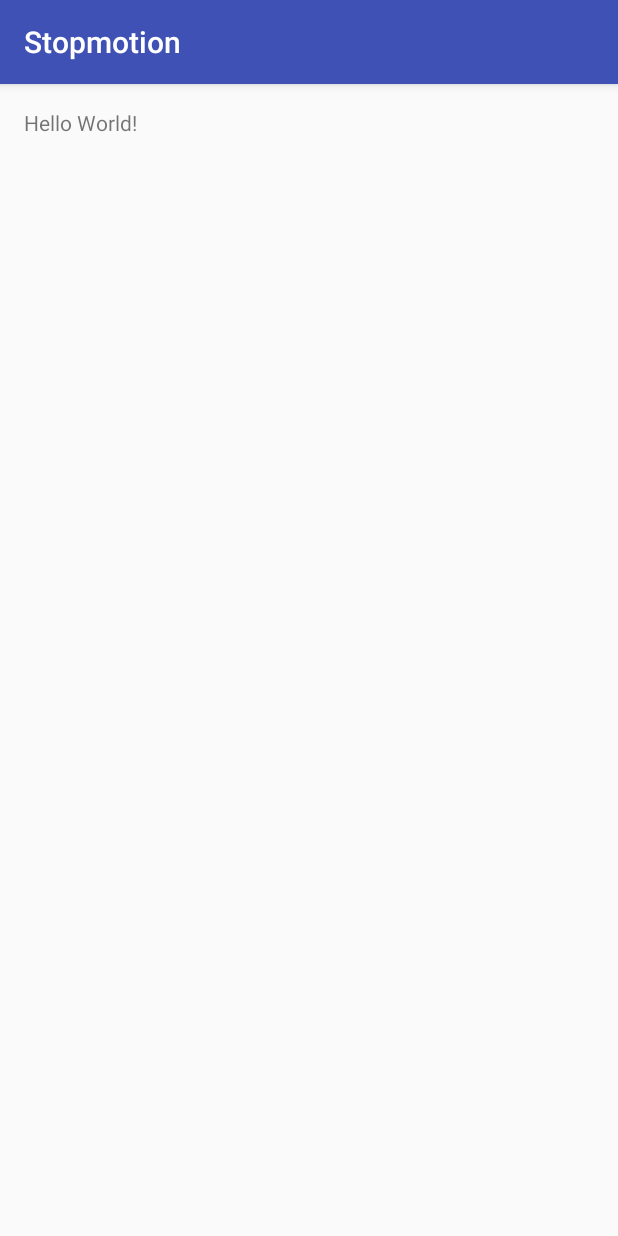
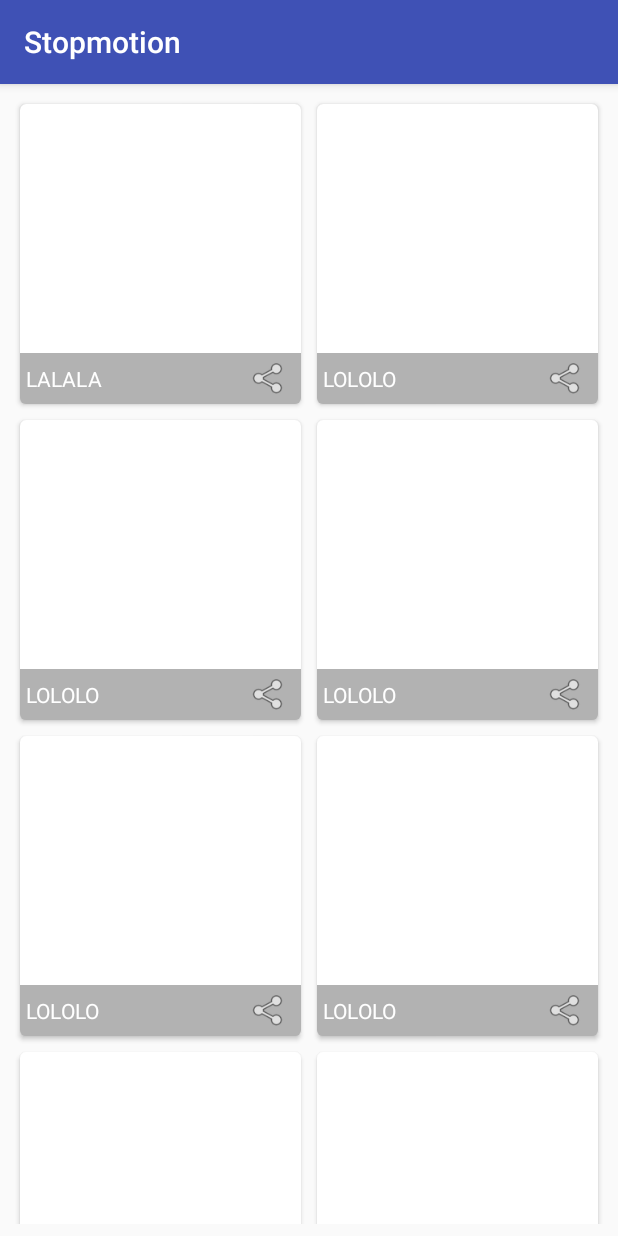
Before and after one commit to EarlOfEgo/stopmotion, an Android app: the screen it shows after launch (MainActivity before the commit, ImageList after it), on a phone screen of 412 x 824 dp. Run offline under Robolectric (Android 15) with nearby library versions, the phone set to English and light mode, and no system bars.

Commit message:
Added List view of images + layout

```diff
--- a/app/build.gradle
+++ b/app/build.gradle
@@ -1,5 +1,6 @@
 apply plugin: 'com.android.application'
 apply plugin: 'kotlin-android'
+apply plugin: 'kotlin-android-extensions'
 
 android {
     compileSdkVersion 23
@@ -30,16 +31,20 @@ dependencies {
 
     compile "com.android.support:appcompat-v7:$support_lib_version"
     compile "com.android.support:recyclerview-v7:$support_lib_version"
+    compile "com.android.support:cardview-v7:$support_lib_version"
+
+    compile 'com.github.bumptech.glide:glide:3.7.0'
 }
 buildscript {
     ext.kotlin_version = '1.0.1-2'
 
-    ext.support_lib_version = '23.3.0'
+    ext.support_lib_version = '23.4.0'
     repositories {
         mavenCentral()
     }
     dependencies {
         classpath "org.jetbrains.kotlin:kotlin-gradle-plugin:$kotlin_version"
+        classpath "org.jetbrains.kotlin:kotlin-android-extensions:$kotlin_version"
     }
 }
 repositories {
--- a/app/src/main/AndroidManifest.xml
+++ b/app/src/main/AndroidManifest.xml
@@ -21,6 +21,8 @@
                 <category android:name="android.intent.category.LAUNCHER" />
             </intent-filter>
         </activity>
+
+        <activity android:name=".list.ImageList" />
     </application>
 
 </manifest>
--- a/app/src/main/java/com/sthagios/stopmotion/MainActivity.kt
+++ b/app/src/main/java/com/sthagios/stopmotion/MainActivity.kt
@@ -2,11 +2,16 @@ package com.sthagios.stopmotion
 
 import android.os.Bundle
 import android.support.v7.app.AppCompatActivity
+import com.sthagios.stopmotion.list.ImageList
+import com.sthagios.stopmotion.utils.startActivity
 
 class MainActivity : AppCompatActivity() {
 
     override fun onCreate(savedInstanceState: Bundle?) {
         super.onCreate(savedInstanceState)
         setContentView(R.layout.activity_main)
+
+        startActivity<ImageList>()
     }
+
 }
--- a/app/src/main/java/com/sthagios/stopmotion/list/ImageList.kt
+++ b/app/src/main/java/com/sthagios/stopmotion/list/ImageList.kt
@@ -2,7 +2,7 @@ package com.sthagios.stopmotion.list
 
 import android.os.Bundle
 import android.support.v7.app.AppCompatActivity
-import android.support.v7.widget.LinearLayoutManager
+import android.support.v7.widget.GridLayoutManager
 import com.sthagios.stopmotion.R
 import kotlinx.android.synthetic.main.activity_image_list.*
 
@@ -18,10 +18,35 @@ class ImageList : AppCompatActivity() {
         super.onCreate(savedInstanceState)
         setContentView(R.layout.activity_image_list)
 
+
+
         recyclerViewImageList.setHasFixedSize(true)
-        recyclerViewImageList.layoutManager = LinearLayoutManager(this)
+        recyclerViewImageList.layoutManager = GridLayoutManager(this, 2)
 
-        recyclerViewImageList.adapter = ImageListAdapter()
+        val adapter = ImageListAdapter(this)
+
+        adapter.addItem("LALALA")
+        adapter.addItem("LOLOLO")
+        adapter.addItem("LOLOLO")
+        adapter.addItem("LOLOLO")
+        adapter.addItem("LOLOLO")
+        adapter.addItem("LOLOLO")
+        adapter.addItem("LOLOLO")
+        adapter.addItem("LOLOLO")
+        adapter.addItem("LOLOLO")
+        adapter.addItem("LOLOLO")
+        adapter.addItem("LOLOLO")
+        adapter.addItem("LOLOLO")
+        adapter.addItem("LOLOLO")
+        adapter.addItem("LOLOLO")
+        adapter.addItem("LOLOLO")
+        adapter.addItem("LOLOLO")
+        adapter.addItem("LOLOLO")
+
+        recyclerViewImageList.adapter = adapter
+
+
+        recyclerViewImageList.addItemDecoration(ItemDecorator())
 
     }
 }
--- a/app/src/main/java/com/sthagios/stopmotion/list/ImageListAdapter.kt
+++ b/app/src/main/java/com/sthagios/stopmotion/list/ImageListAdapter.kt
@@ -1,8 +1,13 @@
 package com.sthagios.stopmotion.list
 
+import android.content.Context
 import android.support.v7.widget.RecyclerView
+import android.view.LayoutInflater
 import android.view.View
 import android.view.ViewGroup
+import android.widget.ImageView
+import android.widget.TextView
+import com.sthagios.stopmotion.R
 import java.util.*
 
 /**
@@ -11,23 +16,32 @@ import java.util.*
  * @author  stephan
  * @since   30.04.16
  */
-class ImageListAdapter : RecyclerView.Adapter<ImageListAdapter.ViewHolder>() {
+class ImageListAdapter(private val mContext: Context) : RecyclerView.Adapter<ImageListAdapter.ViewHolder>() {
 
 
-    var items : ArrayList<String> = ArrayList()
+    var items: ArrayList<String> = ArrayList()
+
+    fun addItem(item: String) {
+        items.add(item)
+    }
+
 
     override fun onBindViewHolder(holder: ViewHolder?, position: Int) {
-        throw UnsupportedOperationException()
+        val text = items.get(position)
+        holder!!.mImageText.text = text
+        //        Glide.with(mContext).load(Uri.parse("file://android_asset/placeholder.gif")).into(holder.mImageView)
     }
 
     override fun getItemCount() = items.size
 
     override fun onCreateViewHolder(parent: ViewGroup?, viewType: Int): ViewHolder? {
-        throw UnsupportedOperationException()
+        val view = LayoutInflater.from(parent!!.context).inflate(R.layout.image_list_item, parent, false);
+
+        return ViewHolder(view)
     }
 
     class ViewHolder(itemView: View?) : RecyclerView.ViewHolder(itemView) {
-
+        var mImageView = itemView!!.findViewById(R.id.image_view) as ImageView
+        var mImageText = itemView!!.findViewById(R.id.image_text) as TextView
     }
-
 }
--- /dev/null
+++ b/app/src/main/java/com/sthagios/stopmotion/list/ItemDecorator.kt
@@ -0,0 +1,21 @@
+package com.sthagios.stopmotion.list
+
+import android.graphics.Rect
+import android.support.v7.widget.RecyclerView
+import android.view.View
+
+/**
+ * Stopmotion
+ *
+ * @author  stephan
+ * @since   14.05.16
+ */
+class ItemDecorator : RecyclerView.ItemDecoration() {
+
+    override fun getItemOffsets(outRect: Rect, view: View, parent: RecyclerView, state: RecyclerView.State) {
+        outRect.bottom = 8
+        outRect.top = 8
+        outRect.left = 8
+        outRect.right = 8
+    }
+}
--- a/app/src/main/res/layout/activity_image_list.xml
+++ b/app/src/main/res/layout/activity_image_list.xml
@@ -7,6 +7,7 @@
         android:id="@+id/recyclerViewImageList"
         android:layout_width="match_parent"
         android:layout_height="match_parent"
+        android:padding="8dp"
         android:scrollbars="vertical">
 
     </android.support.v7.widget.RecyclerView>
--- /dev/null
+++ b/app/src/main/res/layout/image_list_item.xml
@@ -0,0 +1,54 @@
+<?xml version="1.0" encoding="utf-8"?>
+<android.support.v7.widget.CardView xmlns:android="http://schemas.android.com/apk/res/android"
+    xmlns:card_view="http://schemas.android.com/apk/res-auto"
+    xmlns:tools="http://schemas.android.com/tools"
+    android:layout_width="match_parent"
+    android:layout_height="200dp"
+    android:background="#124567"
+    android:orientation="vertical"
+    card_view:cardCornerRadius="4dp">
+
+    <RelativeLayout
+        android:layout_width="match_parent"
+        android:layout_height="match_parent">
+
+        <RelativeLayout
+            android:id="@+id/info_layout"
+            android:layout_width="match_parent"
+            android:layout_height="34dp"
+            android:layout_alignParentBottom="true"
+            android:background="#4D000000"
+            android:padding="4dp">
+
+            <ImageView
+                android:background="?attr/selectableItemBackgroundBorderless"
+                android:clickable="true"
+                android:id="@+id/share_button"
+                android:layout_width="34dp"
+                android:layout_height="34dp"
+                android:layout_alignParentEnd="true"
+                android:src="@android:drawable/ic_menu_share" />
+
+            <TextView
+                android:layout_alignParentStart="true"
+                android:maxLines="1"
+                android:ellipsize="end"
+                android:id="@+id/image_text"
+                android:layout_width="match_parent"
+                android:gravity="center_vertical"
+                android:layout_height="match_parent"
+                android:textColor="#ffffff"
+                android:layout_toStartOf="@+id/share_button"
+                tools:text="BLA LBA" />
+
+        </RelativeLayout>
+
+        <ImageView
+            android:layout_above="@+id/info_layout"
+            android:id="@+id/image_view"
+            android:layout_alignParentTop="true"
+            android:layout_width="match_parent"
+            android:layout_height="match_parent" />
+
+    </RelativeLayout>
+</android.support.v7.widget.CardView>
```
